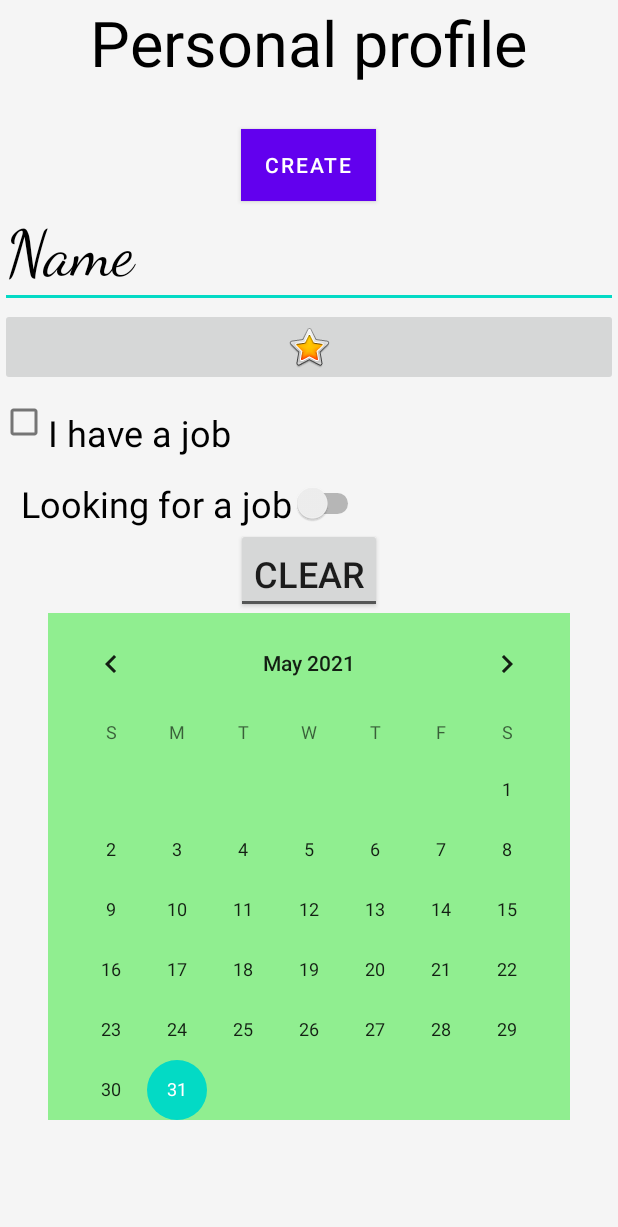
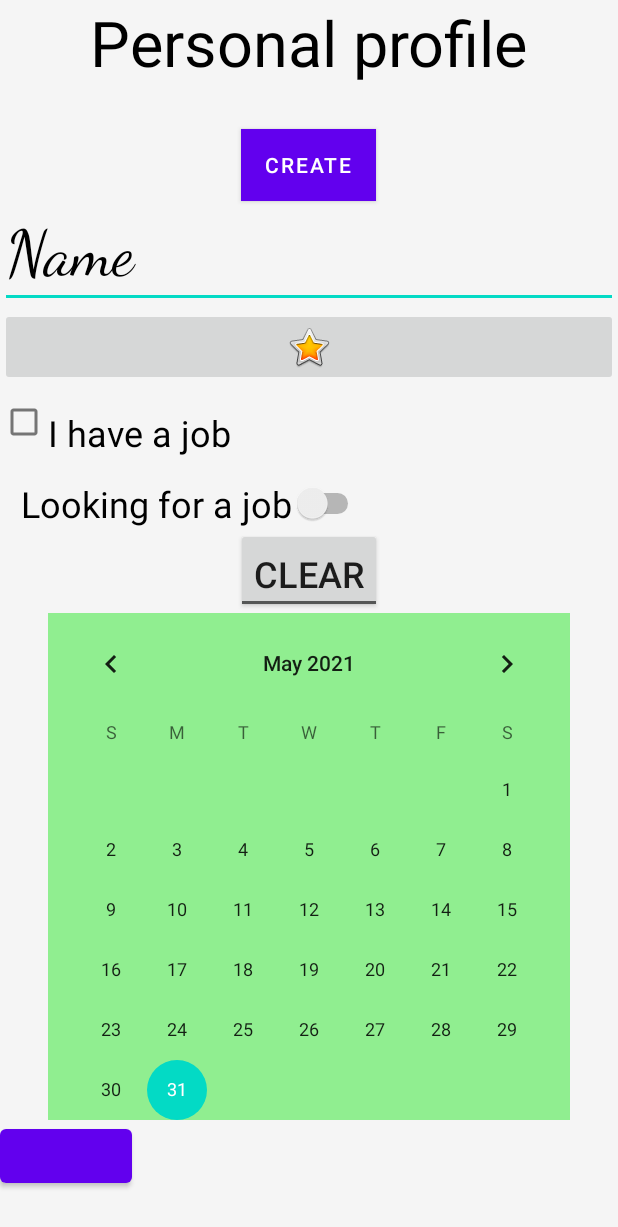
Before and after one commit to EAZotkina/AndroidLessons, an Android app: the layout activity_main.xml on its own in the app's theme, with its tools: preview values and no code run, on a phone screen of 412 x 824 dp. Shown: the top 1227 px of the screen. Run offline under Robolectric (Android 15) with nearby library versions, the phone set to English and light mode, and no system bars.

Commit message:
внесены правки после проверки

```diff
--- a/app/src/main/java/com/eazot/applicationazotlesson1/MainActivity.java
+++ b/app/src/main/java/com/eazot/applicationazotlesson1/MainActivity.java
@@ -3,6 +3,7 @@ package com.eazot.applicationazotlesson1;
 import androidx.appcompat.app.AppCompatActivity;
 
 import android.os.Bundle;
+import android.view.View;
 
 public class MainActivity extends AppCompatActivity {
 
@@ -11,4 +12,7 @@ public class MainActivity extends AppCompatActivity {
         super.onCreate(savedInstanceState);
         setContentView(R.layout.activity_edit_texts);
     }
+    public void switchLayout(View view) {
+        setContentView(R.layout.activity_edit_texts);
+    }
 }
--- a/app/src/main/res/layout/activity_edit_texts.xml
+++ b/app/src/main/res/layout/activity_edit_texts.xml
@@ -7,6 +7,12 @@
     android:orientation="vertical"
     android:background="#90EE90"
     tools:context=".MainActivity">
+
+    <Button
+        android:id="@+id/switchLayout"
+        android:layout_width="wrap_content"
+        android:layout_height="wrap_content"
+        android:onClick="switchLayout" />
 
     <EditText
         android:id="@+id/editText"
--- a/app/src/main/res/layout/activity_main.xml
+++ b/app/src/main/res/layout/activity_main.xml
@@ -80,6 +80,15 @@
         android:layout_height="wrap_content"
         android:background="#90EE90"
         android:layout_gravity="center"/>
+    <Button
+        android:id="@+id/switchLayout"
+        android:layout_width="wrap_content"
+        android:layout_height="wrap_content"
+        android:onClick="switchLayout" />
+
+    <ScrollView
+        android:layout_width="match_parent"
+        android:layout_height="match_parent"/>
 
 
 </LinearLayout>
```
